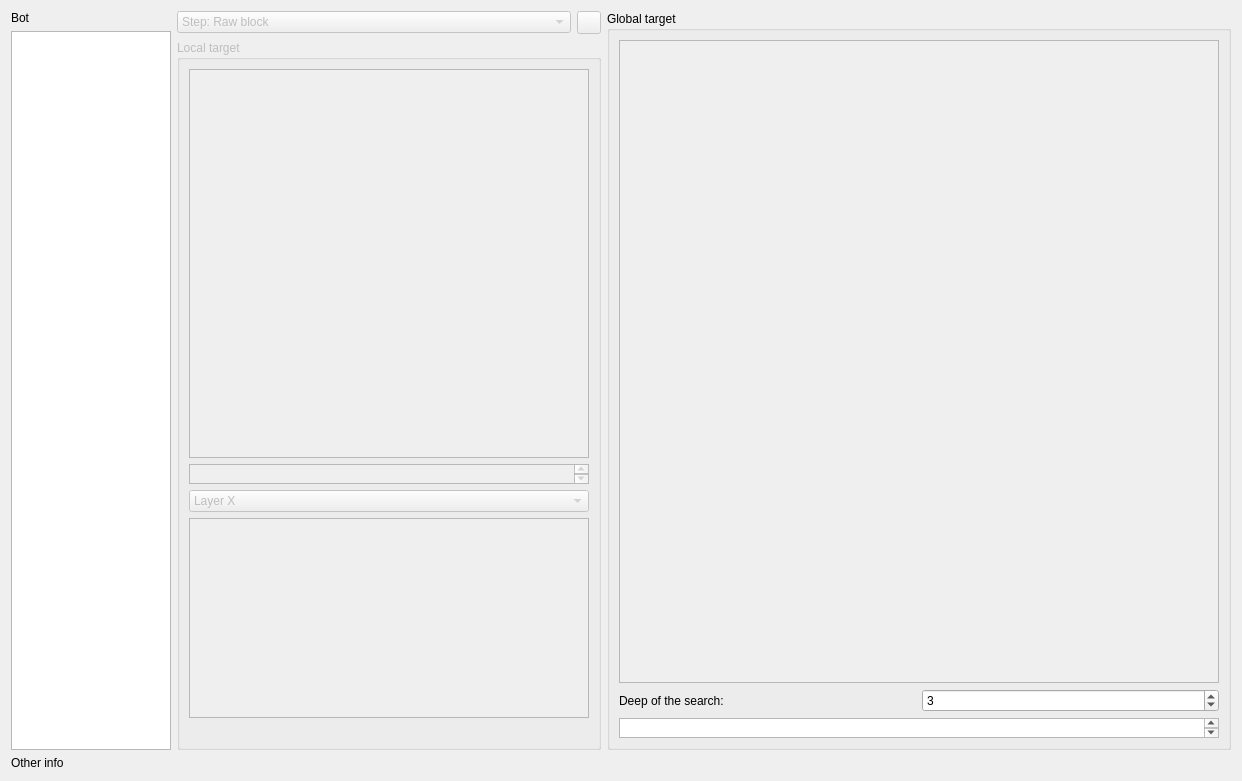
Above: tools/bot-actions/BotTargetList.ui from alphaonex86/CatchChallenger before the change. Below: the same form after it.
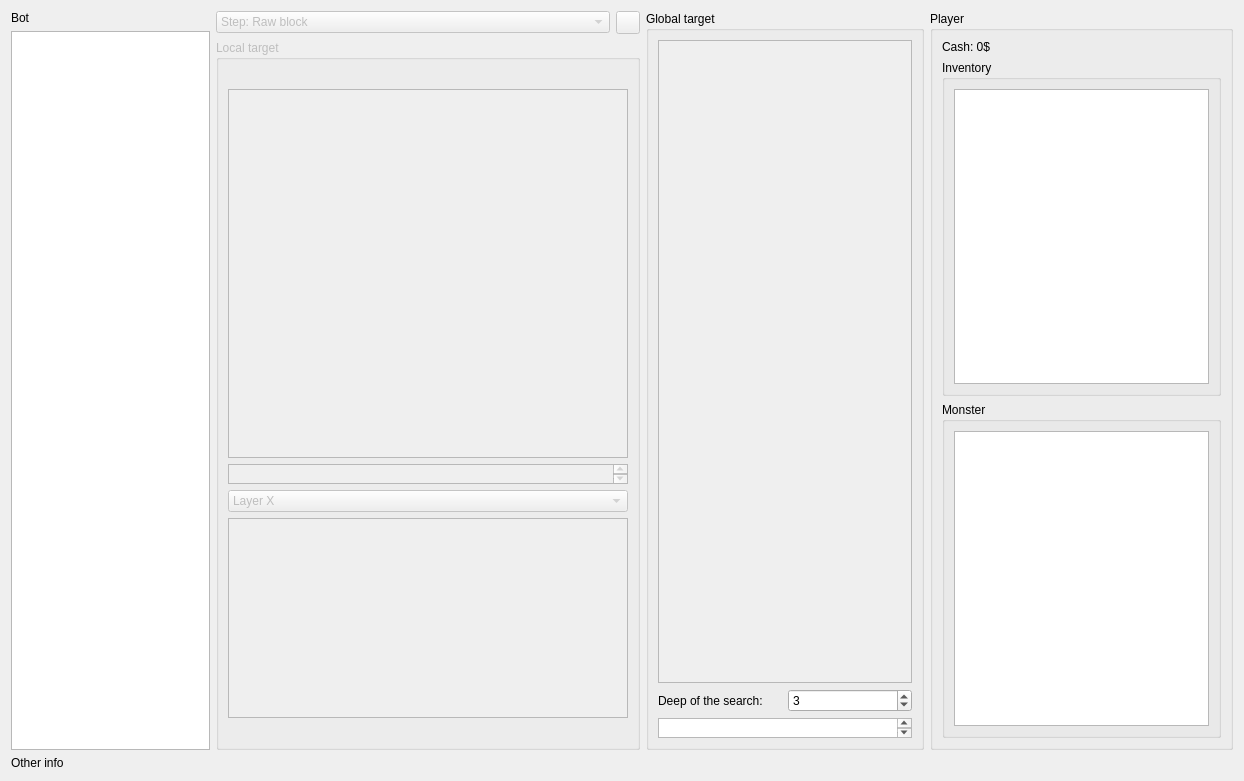
That is the form after the change. Icons and pictures are not drawn.

Commit message: [Change] Display the player informations (tools)

```diff
--- a/tools/bot-actions/BotTargetList.ui
+++ b/tools/bot-actions/BotTargetList.ui
@@ -6,7 +6,7 @@
    <rect>
     <x>0</x>
     <y>0</y>
-    <width>1222</width>
+    <width>1244</width>
     <height>781</height>
    </rect>
   </property>
@@ -97,6 +97,9 @@
           <string>Local target</string>
          </property>
          <layout class="QVBoxLayout" name="verticalLayout_5">
+          <item>
+           <widget class="QLabel" name="label_select_map"/>
+          </item>
           <item>
            <widget class="QTableWidget" name="mapPreview">
             <property name="font">
@@ -206,12 +209,6 @@
           <property name="enabled">
            <bool>false</bool>
           </property>
-          <property name="minimumSize">
-           <size>
-            <width>600</width>
-            <height>0</height>
-           </size>
-          </property>
           <property name="iconSize">
            <size>
             <width>32</width>
@@ -257,6 +254,60 @@
        </layout>
       </widget>
      </item>
+     <item>
+      <widget class="QGroupBox" name="groupBox_2">
+       <property name="title">
+        <string>Player</string>
+       </property>
+       <layout class="QVBoxLayout" name="verticalLayout_6">
+        <item>
+         <widget class="QLabel" name="label_player_cash">
+          <property name="text">
+           <string>Cash: 0$</string>
+          </property>
+         </widget>
+        </item>
+        <item>
+         <widget class="QGroupBox" name="groupBox_3">
+          <property name="title">
+           <string>Inventory</string>
+          </property>
+          <layout class="QVBoxLayout" name="verticalLayout_8">
+           <item>
+            <widget class="QListWidget" name="inventory">
+             <property name="iconSize">
+              <size>
+               <width>24</width>
+               <height>24</height>
+              </size>
+             </property>
+            </widget>
+           </item>
+          </layout>
+         </widget>
+        </item>
+        <item>
+         <widget class="QGroupBox" name="groupBox_4">
+          <property name="title">
+           <string>Monster</string>
+          </property>
+          <layout class="QVBoxLayout" name="verticalLayout_7">
+           <item>
+            <widget class="QListWidget" name="monsterList">
+             <property name="iconSize">
+              <size>
+               <width>32</width>
+               <height>32</height>
+              </size>
+             </property>
+            </widget>
+           </item>
+          </layout>
+         </widget>
+        </item>
+       </layout>
+      </widget>
+     </item>
     </layout>
    </item>
    <item>
```
The commit also changes 11 other files.
